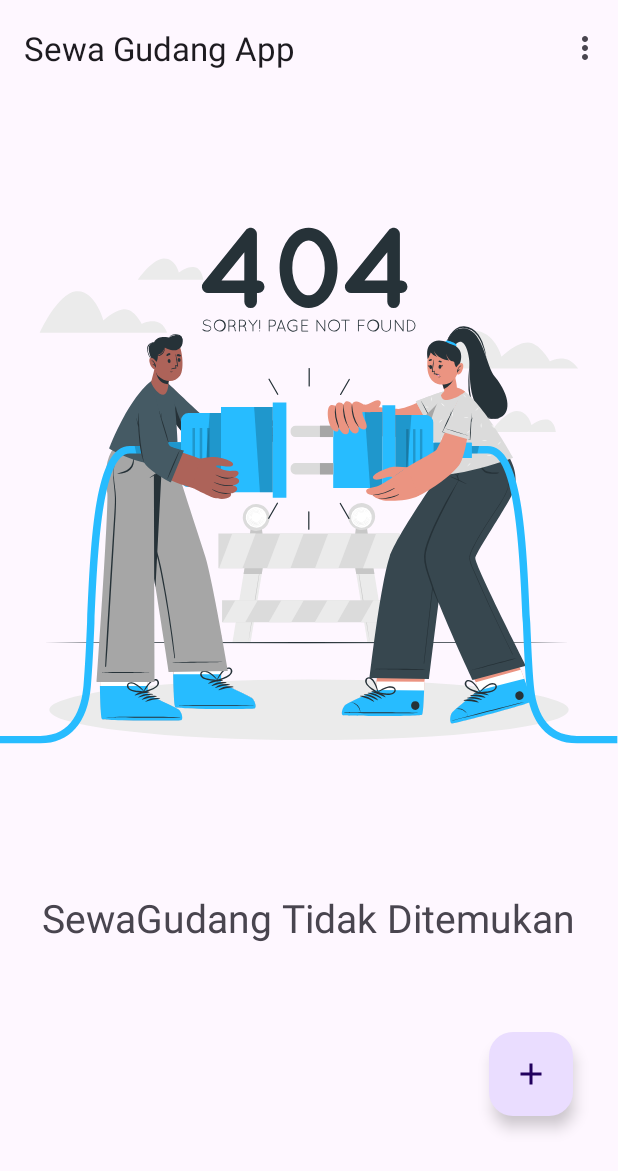
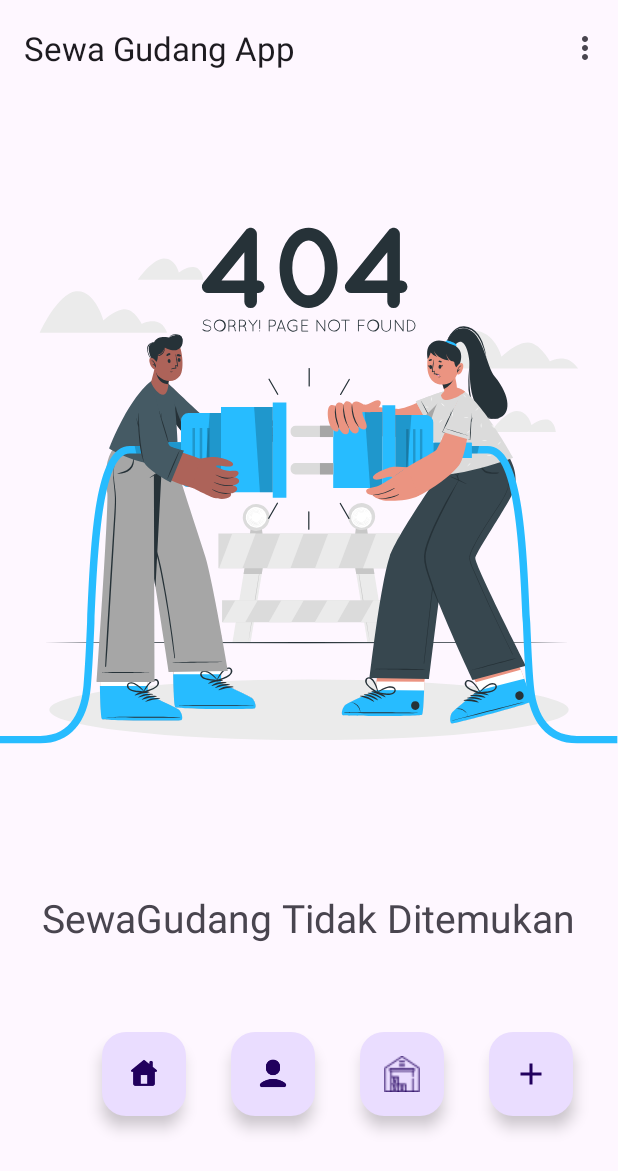
Before and after one commit to aminubilhuda/SewaGudangApp, an Android app: the screen it shows after launch (MainActivity), on a phone screen of 412 x 824 dp. Shown: the top 1171 px of the screen. Run offline under Robolectric (Android 15) with nearby library versions, the phone set to English and light mode, and no system bars; our stand-ins replace Room's generated code, navigation-ui.

Commit message:
Finis Uas Pemrograman Mobile

```diff
--- a/app/src/main/java/com/aminu/sewagudangapp/ui/FirstFragment.kt
+++ b/app/src/main/java/com/aminu/sewagudangapp/ui/FirstFragment.kt
@@ -71,6 +71,18 @@ class FirstFragment : Fragment() {
             val action = FirstFragmentDirections.actionFirstFragmentToSecondFragment(null)
             findNavController().navigate(action)
         }
+
+        binding.catalogFAB.setOnClickListener {
+            findNavController().navigate(R.id.action_FirstFragment_to_catalogFragment)
+        }
+
+        binding.profileFAB.setOnClickListener {
+            findNavController().navigate(R.id.action_FirstFragment_to_profileFragment)
+        }
+
+        binding.scheduleFAB.setOnClickListener {
+            findNavController().navigate(R.id.action_FirstFragment_to_scheduleFragment)
+        }
     }
 
     override fun onDestroyView() {
--- a/app/src/main/res/layout/fragment_first.xml
+++ b/app/src/main/res/layout/fragment_first.xml
@@ -35,6 +35,39 @@
         app:layout_constraintBottom_toBottomOf="parent"
         app:layout_constraintEnd_toEndOf="parent" />
 
+    <com.google.android.material.floatingactionbutton.FloatingActionButton
+        android:id="@+id/catalogFAB"
+        android:layout_width="wrap_content"
+        android:layout_height="wrap_content"
+        android:layout_marginEnd="30dp"
+        android:layout_marginBottom="80dp"
+        android:clickable="true"
+        android:src="@drawable/ic_catalog"
+        app:layout_constraintBottom_toBottomOf="parent"
+        app:layout_constraintEnd_toStartOf="@+id/addFAB" />
+
+    <com.google.android.material.floatingactionbutton.FloatingActionButton
+        android:id="@+id/profileFAB"
+        android:layout_width="wrap_content"
+        android:layout_height="wrap_content"
+        android:layout_marginEnd="30dp"
+        android:layout_marginBottom="80dp"
+        android:clickable="true"
+        android:src="@drawable/ic_user"
+        app:layout_constraintBottom_toBottomOf="parent"
+        app:layout_constraintEnd_toStartOf="@+id/catalogFAB" />
+
+    <com.google.android.material.floatingactionbutton.FloatingActionButton
+        android:id="@+id/scheduleFAB"
+        android:layout_width="wrap_content"
+        android:layout_height="wrap_content"
+        android:layout_marginEnd="30dp"
+        android:layout_marginBottom="80dp"
+        android:clickable="true"
+        android:src="@drawable/ic_home"
+        app:layout_constraintBottom_toBottomOf="parent"
+        app:layout_constraintEnd_toStartOf="@+id/profileFAB" />
+
     <TextView
         android:id="@+id/emptyTextView"
         android:layout_width="wrap_content"
--- a/app/src/main/res/navigation/nav_graph.xml
+++ b/app/src/main/res/navigation/nav_graph.xml
@@ -14,6 +14,15 @@
         <action
             android:id="@+id/action_FirstFragment_to_SecondFragment"
             app:destination="@id/SecondFragment" />
+        <action
+            android:id="@+id/action_FirstFragment_to_catalogFragment"
+            app:destination="@id/catalogFragment" />
+        <action
+            android:id="@+id/action_FirstFragment_to_profileFragment"
+            app:destination="@id/profileFragment" />
+        <action
+            android:id="@+id/action_FirstFragment_to_scheduleFragment"
+            app:destination="@id/scheduleFragment" />
     </fragment>
     <fragment
         android:id="@+id/SecondFragment"
@@ -29,4 +38,31 @@
             app:argType="com.aminu.sewagudangapp.model.Warehouse"
             app:nullable="true"/>
     </fragment>
+    <fragment
+        android:id="@+id/catalogFragment"
+        android:name="com.aminu.sewagudangapp.CatalogFragment"
+        android:label="fragment_catalog"
+        tools:layout="@layout/fragment_catalog" >
+        <action
+            android:id="@+id/action_catalogFragment_to_FirstFragment"
+            app:destination="@id/FirstFragment" />
+    </fragment>
+    <fragment
+        android:id="@+id/profileFragment"
+        android:name="com.aminu.sewagudangapp.ProfileFragment"
+        android:label="fragment_profile"
+        tools:layout="@layout/fragment_profile" >
+        <action
+            android:id="@+id/action_profileFragment_to_FirstFragment"
+            app:destination="@id/FirstFragment" />
+    </fragment>
+    <fragment
+        android:id="@+id/scheduleFragment"
+        android:name="com.aminu.sewagudangapp.ui.ScheduleFragment"
+        android:label="fragment_schedule"
+        tools:layout="@layout/fragment_schedule" >
+        <action
+            android:id="@+id/action_scheduleFragment_to_FirstFragment"
+            app:destination="@id/FirstFragment" />
+    </fragment>
 </navigation>
--- /dev/null
+++ b/app/src/main/res/values/ids.xml
@@ -0,0 +1,4 @@
+<?xml version="1.0" encoding="utf-8"?>
+<resources>
+    <item name="action_CatalogFragment_to_FirstFragment" type="id" />
+</resources>
--- a/app/src/main/res/values/strings.xml
+++ b/app/src/main/res/values/strings.xml
@@ -43,4 +43,6 @@
         libero vel nunc consequat, quis tincidunt nisl eleifend. Cras bibendum enim a justo luctus
         vestibulum. Fusce dictum libero quis erat maximus, vitae volutpat diam dignissim.
     </string>
+    <!-- TODO: Remove or change this placeholder text -->
+    <string name="hello_blank_fragment">Hello blank fragment</string>
 </resources>
```
Also changed, not shown: app/src/main/java/com/aminu/sewagudangapp/CatalogFragment.kt (added, +43 -0 lines), app/src/main/java/com/aminu/sewagudangapp/ProfileFragment.kt (added, +40 -0 lines), app/src/main/java/com/aminu/sewagudangapp/ui/ScheduleFragment.kt (added, +41 -0 lines), app/src/main/res/layout/fragment_catalog.xml (added, +84 -0 lines), app/src/main/res/layout/fragment_profile.xml (added, +25 -0 lines), app/src/main/res/layout/fragment_schedule.xml (added, +28 -0 lines), app/src/main/res/drawable/ic_catalog.png (added), app/src/main/res/drawable/ic_home.png (added), app/src/main/res/drawable/ic_order.png (added), app/src/main/res/drawable/ic_user.png (added).
